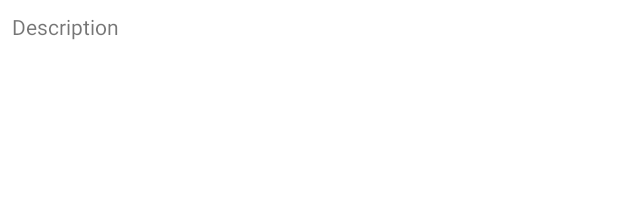
After one commit to kanawish/ar-robot-workshop, an Android app: the layout activity_test_client.xml on its own in the app's theme, with its tools: preview values and no code run, on a phone screen of 412 x 824 dp. The commit adds this screen. Shown: the top 210 px of the screen. Run offline under Robolectric (Android 15) with nearby library versions, the phone set to English and light mode, and no system bars; network calls fail.

Commit message:
Working test activities

```diff
--- a/appPrototypes/build.gradle
+++ b/appPrototypes/build.gradle
@@ -31,7 +31,9 @@ dependencies {
 
     implementation "com.android.support:appcompat-v7:$support_version"
 
-    kapt "com.github.stephanenicolas.toothpick:toothpick-compiler:$toothpick_version" // https://github.com/stephanenicolas/toothpick/blob/master/CHANGELOG.md
+    implementation 'com.android.support.constraint:constraint-layout:1.1.3'
+    kapt "com.github.stephanenicolas.toothpick:toothpick-compiler:$toothpick_version"
+    // https://github.com/stephanenicolas/toothpick/blob/master/CHANGELOG.md
 
     implementation 'com.jakewharton.rxbinding2:rxbinding-kotlin:2.1.1'
 
--- /dev/null
+++ b/appPrototypes/src/main/res/layout/activity_test_client.xml
@@ -0,0 +1,18 @@
+<?xml version="1.0" encoding="utf-8"?>
+<LinearLayout
+    xmlns:android="http://schemas.android.com/apk/res/android"
+    xmlns:tools="http://schemas.android.com/tools"
+    android:layout_width="fill_parent"
+    android:layout_height="fill_parent"
+    android:background="@color/white"
+    android:orientation="vertical"
+    android:padding="8dp"
+    tools:ignore="HardcodedText">
+
+    <TextView
+        android:id="@+id/description"
+        android:layout_width="wrap_content"
+        android:layout_height="wrap_content"
+        android:text="Description"/>
+
+</LinearLayout>
--- a/build.gradle
+++ b/build.gradle
@@ -1,6 +1,6 @@
 
 buildscript {
-    ext.kotlin_version = '1.3.10'
+    ext.kotlin_version = '1.3.21'
 
     // Currently capped by our use of Android Things
     // FIXME: 0.7 db -> Play services 11.8.0 -> Support 25.2.0
@@ -24,10 +24,10 @@ buildscript {
     }
 
     dependencies {
-        classpath 'com.android.tools.build:gradle:3.3.0-beta04'
+        classpath 'com.android.tools.build:gradle:3.3.2'
         classpath "org.jetbrains.kotlin:kotlin-gradle-plugin:$kotlin_version"
         classpath 'com.google.gms:google-services:3.1.0'
-        classpath 'com.google.ar.sceneform:plugin:1.5.1'
+        classpath 'com.google.ar.sceneform:plugin:1.7.0'
     }
 
 }
--- a/libUtils/src/main/java/com/kanawish/utils/camera/VideoHelper.kt
+++ b/libUtils/src/main/java/com/kanawish/utils/camera/VideoHelper.kt
@@ -32,6 +32,11 @@ class VideoHelper @Inject constructor(private val manager: CameraManager) {
     private val cameraHandler = HandlerThread("VideoBackground")
             .apply { start() }
             .looper.let { Handler(it) }
+
+    @SuppressLint("MissingPermission")
+    fun startVideoCapture(consumer:(ByteArray)->Unit) {
+        startVideoCapture(consumer.toImageAvailableListener())
+    }
 
     @SuppressLint("MissingPermission")
     fun startVideoCapture(videoFrameHandler: ImageReader.OnImageAvailableListener) {
--- a/thingRobot/src/main/java/com/kanawish/thing/robot/RobotActivity.kt
+++ b/thingRobot/src/main/java/com/kanawish/thing/robot/RobotActivity.kt
@@ -154,7 +154,7 @@ class RobotActivity : Activity() {
         Timber.i("onDestroy()")
         super.onDestroy()
 
-        safeClose("Problem closing camera %s", cameraHelper::closeCamera)
+        safeClose("Problem closing video %s", videoHelper::closeCamera)
         safeClose("Problem closing motorHat %s", motorHat::close)
     }
 
```
Also changed, not shown: appPrototypes/src/main/AndroidManifest.xml (+7 -4 lines), appPrototypes/src/main/java/com/kanawish/prototype/TestClientActivity.kt (added, +99 -0 lines), appPrototypes/src/main/java/com/kanawish/prototype/TestServerActivity.kt (added, +40 -0 lines), appPrototypes/src/main/res/layout/activity_test_server.xml (added, +34 -0 lines), libNetwork/src/main/java/com/kanawish/socket/NetworkHelper.kt (+4 -4 lines).
